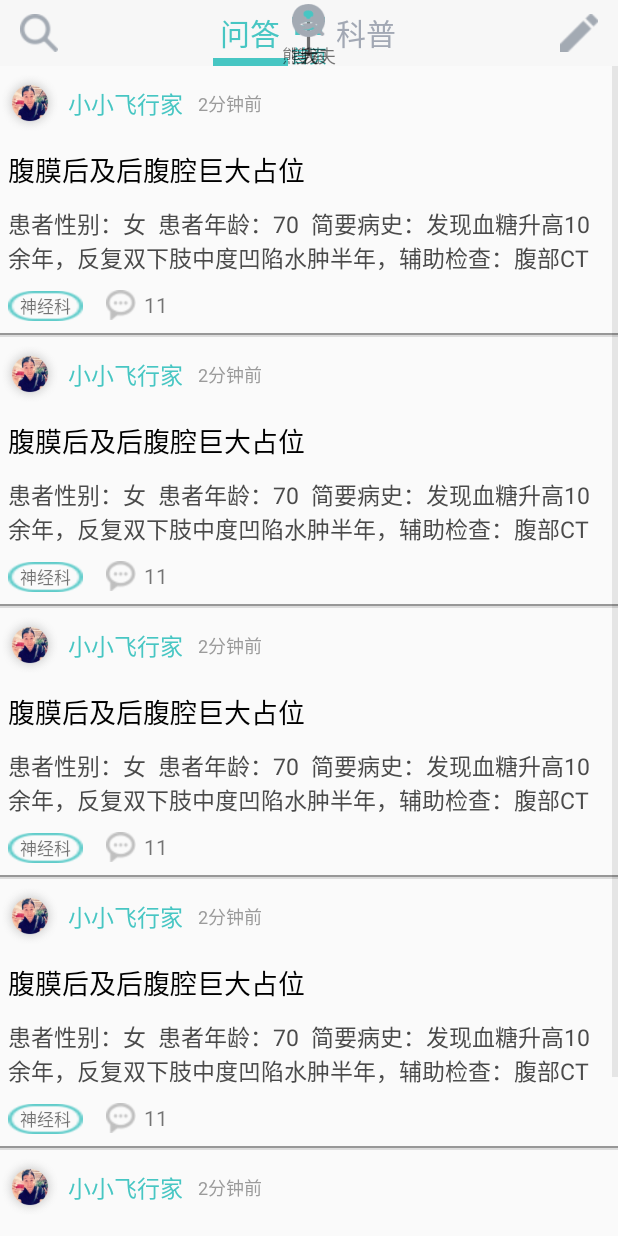
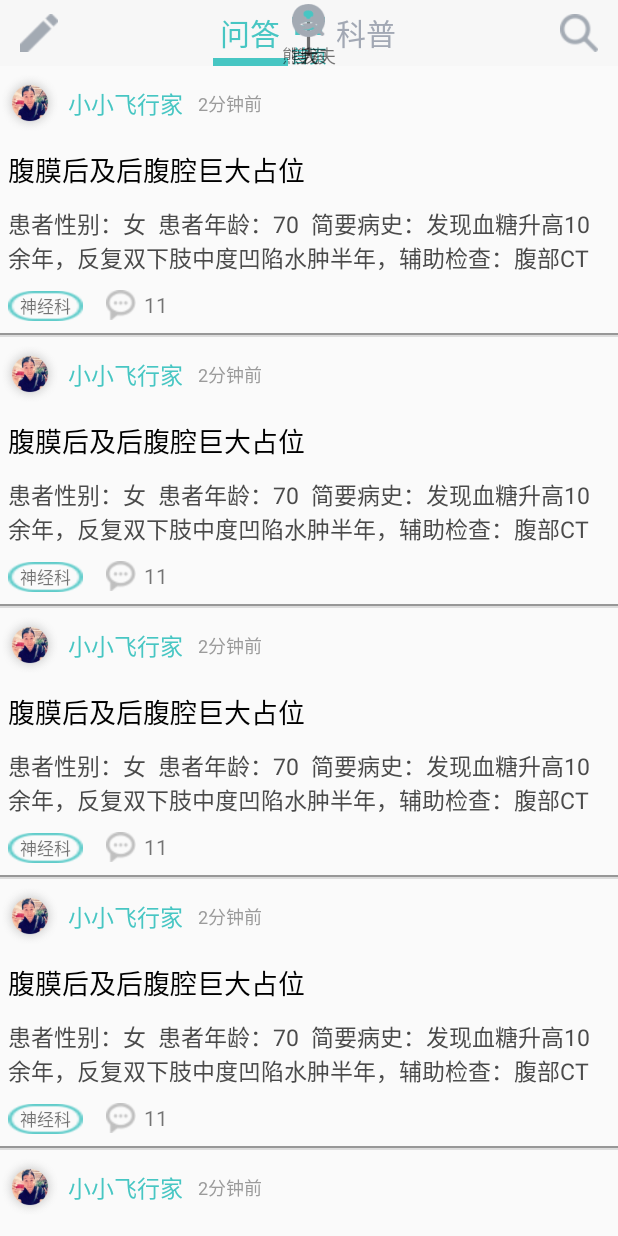
Before and after one commit to sdhfdz/DoctorBear, an Android app: the screen it shows after launch (MainActivity), after a tap on "问答", on a phone screen of 412 x 824 dp. Run offline under Robolectric (Android 15) with nearby library versions, the phone set to English and light mode, and no system bars; 1 other tap on this screen came first.

Commit message:
添加搜索页面

```diff
--- a/app/src/main/AndroidManifest.xml
+++ b/app/src/main/AndroidManifest.xml
@@ -15,6 +15,7 @@
                 <category android:name="android.intent.category.LAUNCHER" />
             </intent-filter>
         </activity>
+        <activity android:name=".Activity.FgHomeSearchActivity"></activity>
     </application>
 
 </manifest>
--- a/app/src/main/java/com/jinke/doctorbear/Adapter/AdpHomeFgAnswer.java
+++ b/app/src/main/java/com/jinke/doctorbear/Adapter/AdpHomeFgAnswer.java
@@ -1,6 +1,7 @@
 package com.jinke.doctorbear.Adapter;
 
 /**
+ * 问答界面ListView的适配器
  * Created by Max on 2016/5/16.
  */
 
@@ -16,9 +17,6 @@ import android.widget.TextView;
 
 import com.jinke.doctorbear.R;
 
-/**
- * 问答界面ListView的适配器
- */
 class AdpHomeFgAnswer extends BaseAdapter {
     Context context;
 
--- a/app/src/main/java/com/jinke/doctorbear/Fragment/HomeFragment.java
+++ b/app/src/main/java/com/jinke/doctorbear/Fragment/HomeFragment.java
@@ -1,6 +1,7 @@
 package com.jinke.doctorbear.Fragment;
 
 import android.content.Context;
+import android.content.Intent;
 import android.content.SharedPreferences;
 import android.os.Bundle;
 import android.support.v4.app.Fragment;
@@ -10,9 +11,12 @@ import android.view.LayoutInflater;
 import android.view.View;
 import android.view.ViewGroup;
 import android.widget.BaseAdapter;
+import android.widget.Button;
+import android.widget.ImageView;
 import android.widget.ListView;
 import android.widget.TextView;
 
+import com.jinke.doctorbear.Activity.FgHomeSearchActivity;
 import com.jinke.doctorbear.Adapter.AdpHomeFgMain;
 import com.jinke.doctorbear.R;
 import com.jinke.doctorbear.Utils.ScrollListView;
@@ -29,6 +33,7 @@ public class HomeFragment extends Fragment implements View.OnClickListener{
 	private TextView tv_expert;
 	private TextView tv_answer_line;
 	private TextView tv_expert_line;
+	private ImageView iv_search;
 	SharedPreferences sp;
 	@Override
 	public View onCreateView(LayoutInflater inflater, ViewGroup container,
@@ -42,10 +47,12 @@ public class HomeFragment extends Fragment implements View.OnClickListener{
 
 	private void initView(View view) {
 		viewPager = (NoScrollViewPager) view.findViewById(R.id.viewpager);
-		tv_answer = (TextView) view.findViewById(R.id.tv_answer);
-		tv_expert = (TextView) view.findViewById(R.id.tv_expert);
-		tv_answer_line = (TextView)view.findViewById(R.id.tv_answer_line);
-		tv_expert_line = (TextView)view.findViewById(R.id.tv_expert_line);
+		tv_answer = (TextView) view.findViewById(R.id.fg_home_tv_answer);
+		tv_expert = (TextView) view.findViewById(R.id.fg_home_tv_expert);
+		tv_answer_line = (TextView)view.findViewById(R.id.fg_home_tv_answer_line);
+		tv_expert_line = (TextView)view.findViewById(R.id.fg_home_tv_expert_line);
+		iv_search = (ImageView) view.findViewById(R.id.fg_home_iv_search);
+
 		boolean page = sp.getBoolean("page",true);
 		if (page){
 			changeColorAndPage(0);
@@ -58,18 +65,23 @@ public class HomeFragment extends Fragment implements View.OnClickListener{
 	private void initListener() {
 		tv_answer.setOnClickListener(this);
 		tv_expert.setOnClickListener(this);
+		iv_search.setOnClickListener(this);
 	}
 	@Override
+
 	public void onClick(View v) {
 		switch (v.getId()){
-			case R.id.tv_answer:
+			case R.id.fg_home_tv_answer:
 				changeColorAndPage(0);
 				sp.edit().putBoolean("page",true).commit();
 				break;
-			case R.id.tv_expert:
+			case R.id.fg_home_tv_expert:
 				changeColorAndPage(1);
 				sp.edit().putBoolean("page",false).commit();
 				break;
+			case R.id.fg_home_iv_search:
+				Intent intent = new Intent(v.getContext(), FgHomeSearchActivity.class);
+				startActivity(intent);
 			default:
 				break;
 		}
--- a/app/src/main/res/layout/fg_home.xml
+++ b/app/src/main/res/layout/fg_home.xml
@@ -13,16 +13,17 @@
             android:layout_height="25dp"
             android:layout_centerVertical="true"
             android:layout_marginLeft="13dp"
-            android:src="@drawable/fg_home_right_search"/>
+            android:src="@drawable/fg_home_left_edit"/>
         <ImageView
+            android:id="@+id/fg_home_iv_search"
             android:layout_width="25dp"
             android:layout_height="25dp"
             android:layout_centerVertical="true"
             android:layout_alignParentRight="true"
             android:layout_marginRight="13dp"
-            android:src="@drawable/fg_home_left_edit"/>
+            android:src="@drawable/fg_home_right_search"/>
         <TextView
-            android:id="@+id/tv_center"
+            android:id="@+id/fg_home_tv_center"
             android:layout_height="wrap_content"
             android:layout_width="wrap_content"
             android:layout_centerInParent="true"
@@ -30,44 +31,44 @@
             android:text="|"/>
 
         <TextView
-            android:id="@+id/tv_answer"
+            android:id="@+id/fg_home_tv_answer"
             android:layout_height="wrap_content"
             android:layout_width="50dp"
             android:gravity="center"
             android:layout_centerVertical="true"
             android:textSize="20sp"
             android:textColor="#030303"
-            android:layout_toLeftOf="@id/tv_center"
+            android:layout_toLeftOf="@id/fg_home_tv_center"
             android:layout_marginRight="10dp"
             android:text="问答"/>
         <TextView
-            android:id="@+id/tv_expert"
+            android:id="@+id/fg_home_tv_expert"
             android:layout_height="wrap_content"
             android:layout_width="50dp"
             android:gravity="center"
             android:layout_centerVertical="true"
             android:textSize="20sp"
             android:textColor="#030303"
-            android:layout_toRightOf="@id/tv_center"
+            android:layout_toRightOf="@id/fg_home_tv_center"
             android:layout_marginLeft="10dp"
             android:text="科普"/>
         <TextView
-            android:id="@+id/tv_answer_line"
+            android:id="@+id/fg_home_tv_answer_line"
             android:layout_width="wrap_content"
             android:layout_height="5dp"
             android:background="#47C6C3"
             android:layout_alignParentBottom="true"
-            android:layout_alignLeft="@id/tv_answer"
-            android:layout_alignRight="@id/tv_answer"
+            android:layout_alignLeft="@id/fg_home_tv_answer"
+            android:layout_alignRight="@id/fg_home_tv_answer"
             android:visibility="invisible"/>
         <TextView
-            android:id="@+id/tv_expert_line"
+            android:id="@+id/fg_home_tv_expert_line"
             android:layout_width="wrap_content"
             android:layout_height="5dp"
             android:background="#47C6C3"
             android:layout_alignParentBottom="true"
-            android:layout_alignLeft="@id/tv_expert"
-            android:layout_alignRight="@id/tv_expert"
+            android:layout_alignLeft="@id/fg_home_tv_expert"
+            android:layout_alignRight="@id/fg_home_tv_expert"
             android:visibility="invisible"/>
 
     </RelativeLayout>
--- a/app/src/main/res/values/colors.xml
+++ b/app/src/main/res/values/colors.xml
@@ -6,4 +6,6 @@
     <color name="colorPressed">#47C6C3</color>
     <color name="colorMain">#47C6C3</color>
     <color name="colorNormal">#A2A8B4</color>
+    <color name="colorCancel">#00CBC4</color>
+    <color name="colorBackground">#F7F7F7</color>
 </resources>
--- a/app/src/main/res/values/strings.xml
+++ b/app/src/main/res/values/strings.xml
@@ -1,3 +1,5 @@
 <resources>
     <string name="app_name">熊大夫</string>
+    <string name="activity_fg_home_search_cancle">取消</string>
+    <string name="activityfghomesearch"><![CDATA[搜索<问答>相关内容]]></string>
 </resources>
```
Also changed, not shown: app/src/main/res/layout/activity_fg_home_search.xml (added, +41 -0 lines).
